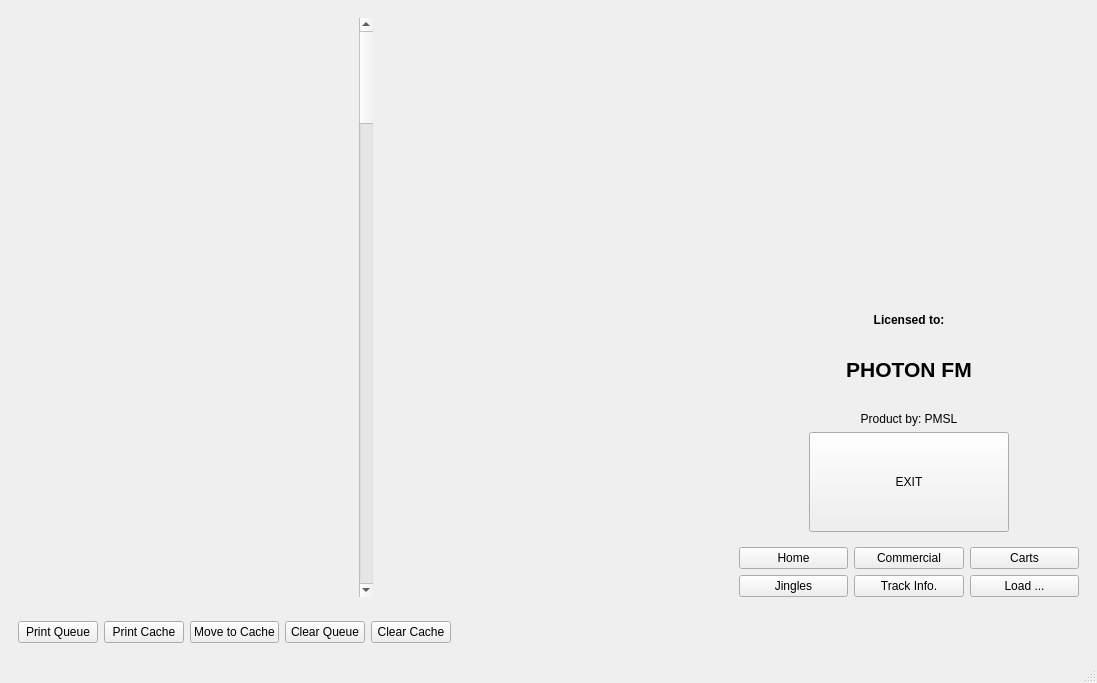
Old version of the form rave/OATS/mainwindow.ui in the repository pgathogo/raven.
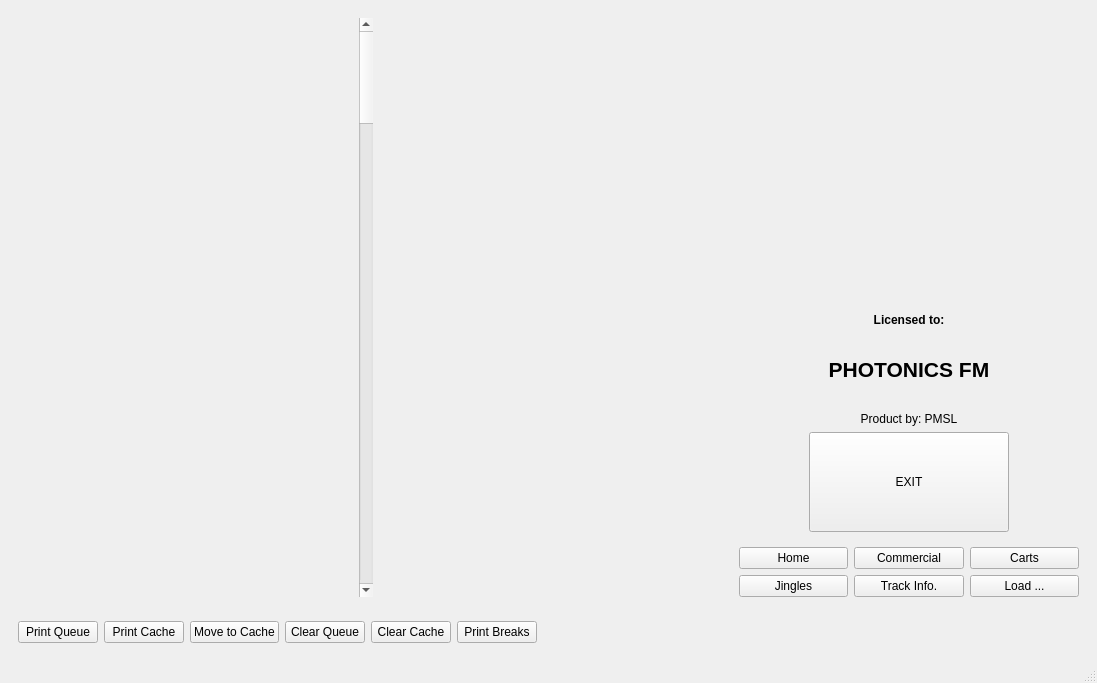
New version of the form.

Commit message:
Traffik: Add CRUD functions to the Break Layout Module
This patch added Create, Read, Update, and Delete functions to the
Break layout module. This is for both the Break Layout and Break
Layout Line entities.
The patch also added a field for break fill method in both the
Break Layout and Break Layout Line entities.

Diff of the .ui file:
```diff
--- a/rave/OATS/mainwindow.ui
+++ b/rave/OATS/mainwindow.ui
@@ -128,7 +128,7 @@
                         </font>
                        </property>
                        <property name="text">
-                        <string>PHOTON FM</string>
+                        <string>PHOTONICS FM</string>
                        </property>
                        <property name="alignment">
                         <set>Qt::AlignCenter</set>
@@ -344,6 +344,13 @@
            </property>
           </widget>
          </item>
+         <item>
+          <widget class="QPushButton" name="btnBreaks">
+           <property name="text">
+            <string>Print Breaks</string>
+           </property>
+          </widget>
+         </item>
          <item>
           <spacer name="horizontalSpacer">
            <property name="orientation">
```
The commit also changes 31 other files.
